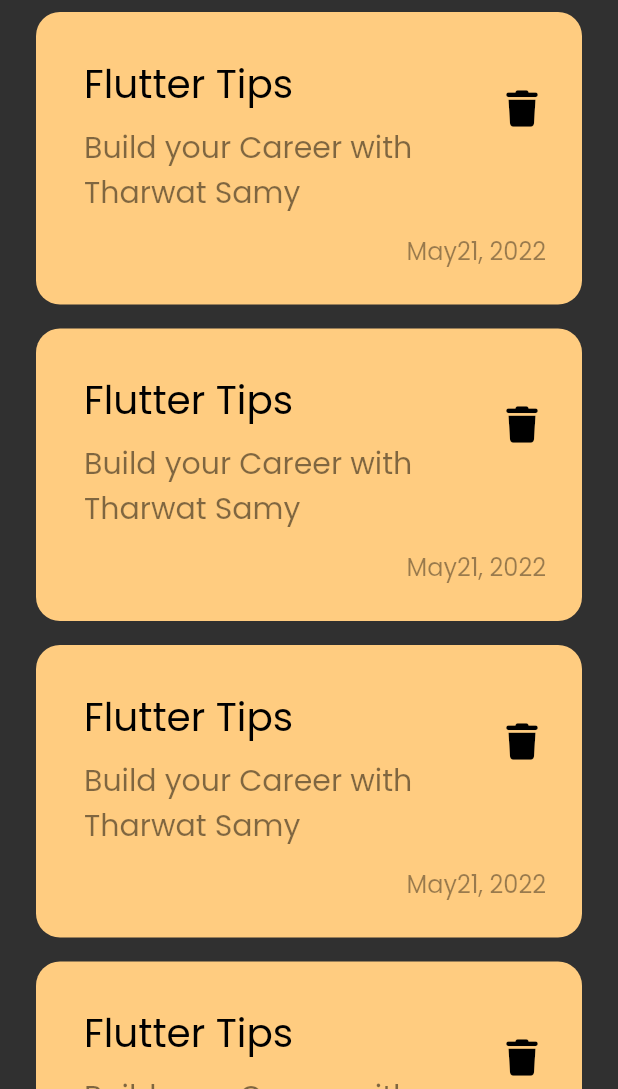
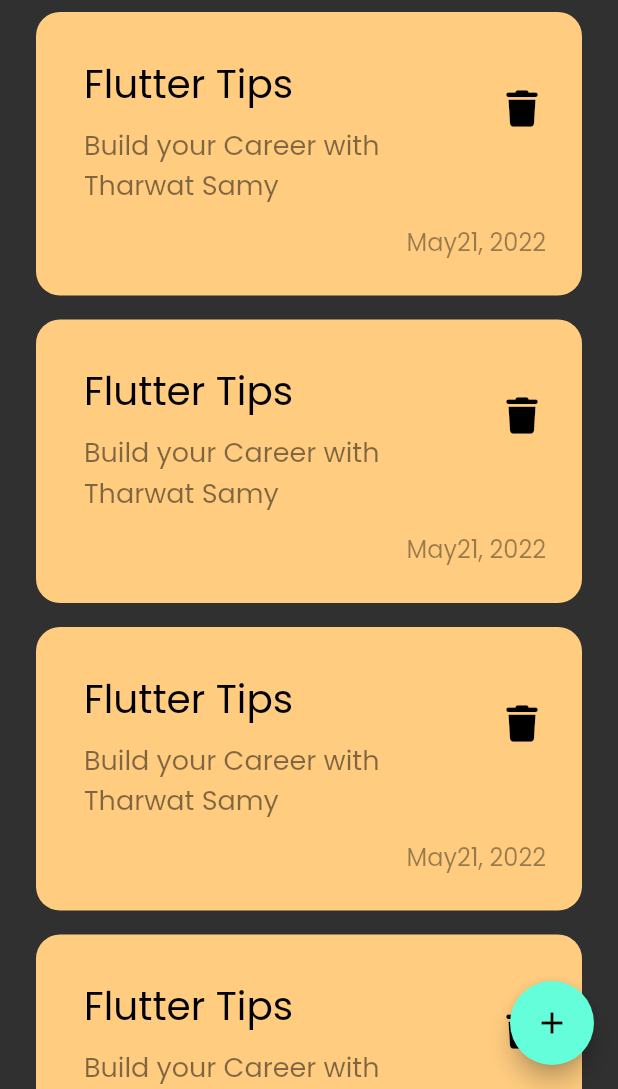
Before and after one commit to Bakir-Alkaraki/notes_hive, a Flutter app: the screen it shows after launch, on a phone screen of 412 x 824 dp, the part 147-1236 px from its top. Run offline on Flutter 3.47's test engine with Material 2 defaults, Android fonts, the phone set to English and light mode, and no system bars; our stand-ins replace font_awesome_flutter.

Commit message:
Create Flaot Action Button

```diff
--- a/lib/view/notes_view.dart
+++ b/lib/view/notes_view.dart
@@ -6,8 +6,9 @@ class NotesView extends StatelessWidget {
 
   @override
   Widget build(BuildContext context) {
-    return const Scaffold(
-      body: NotesViewBody(),
+    return Scaffold(
+      floatingActionButton: FloatingActionButton(onPressed: (){}, child: const Icon(Icons.add),),
+      body: const NotesViewBody(),
     );
   }
 }
--- a/lib/view/widgets/custom_note_item.dart
+++ b/lib/view/widgets/custom_note_item.dart
@@ -19,7 +19,7 @@ class NoteItem extends StatelessWidget {
             title: const Text("Flutter Tips", style: TextStyle(fontSize: 26, color: Colors.black),),
             subtitle: Padding(
               padding: const EdgeInsets.only(bottom: 8, top: 8),
-              child: Text("Build your Career with Tharwat Samy", style: TextStyle(fontSize: 20, color: Colors.black.withOpacity(0.5)),),
+              child: Text("Build your Career with Tharwat Samy", style: TextStyle(fontSize: 18, color: Colors.black.withOpacity(0.5)),),
             ),
             trailing: IconButton(onPressed: () {}, icon: const Icon(FontAwesomeIcons.trash, size: 24,),color: Colors.black,),
           ),
```
